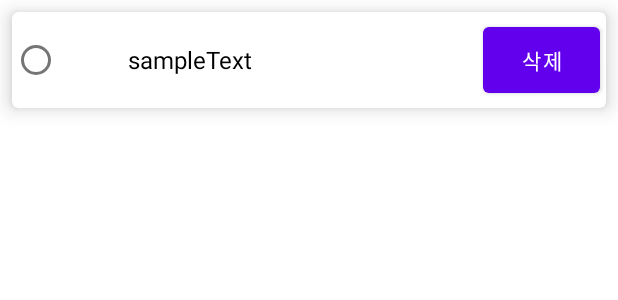
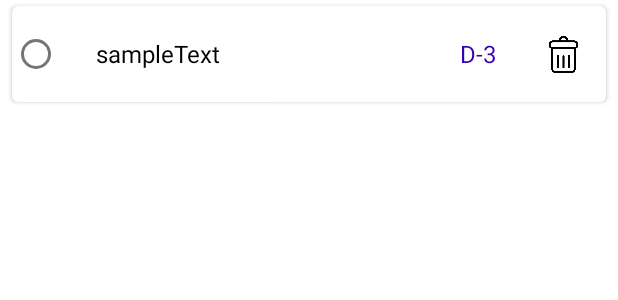
Before and after one commit to NewKrew2021/android-todo-app, an Android app: the layout item_todo.xml on its own in the app's theme, with its tools: preview values and no code run, on a phone screen of 412 x 824 dp. Shown: the top 300 px of the screen. Run offline under Robolectric (Android 15) with nearby library versions, the phone set to English and light mode, and no system bars.

Commit message:
해당 Todo의 데드라인 UI 업데이트

```diff
--- a/app/src/main/res/layout/item_todo.xml
+++ b/app/src/main/res/layout/item_todo.xml
@@ -4,11 +4,9 @@
     xmlns:tools="http://schemas.android.com/tools"
     android:layout_width="match_parent"
     android:layout_height="wrap_content"
-    android:layout_marginStart="8dp"
-    android:layout_marginTop="8dp"
-    android:layout_marginEnd="8dp"
-    app:cardCornerRadius="4dp"
-    app:cardElevation="8dp">
+    android:layout_marginHorizontal="8dp"
+    android:layout_marginVertical="4dp"
+    app:cardCornerRadius="4dp">
 
     <LinearLayout
         android:layout_width="match_parent"
@@ -26,20 +24,33 @@
             android:id="@+id/todo_text"
             android:layout_width="0dp"
             android:layout_height="match_parent"
-            android:layout_weight="3"
+            android:layout_weight="4"
+            android:clickable="true"
             android:gravity="center|left"
             android:textColor="@color/black"
             android:textSize="16dp"
             tools:text="sampleText" />
 
-        <Button
-            android:id="@+id/delete_button"
+        <TextView
+            android:id="@+id/due_date_text"
             android:layout_width="0dp"
             android:layout_height="match_parent"
-            android:layout_margin="4dp"
             android:layout_weight="1"
-            android:text="삭제" />
+            android:gravity="center"
+            android:text="D-3"
+            android:textColor="@color/design_default_color_primary_variant"
+            android:textSize="16dp" />
 
+
+        <ImageButton
+            android:id="@+id/delete_todo_button"
+            android:layout_width="0dp"
+            android:layout_height="match_parent"
+            android:layout_weight="1"
+            android:background="#00ffffff"
+            android:padding="16dp"
+            android:scaleType="centerInside"
+            android:src="@drawable/delete_todo_icon" />
 
     </LinearLayout>
 
```
Also changed, not shown: app/src/main/res/drawable/delete_todo_icon.png (added).
